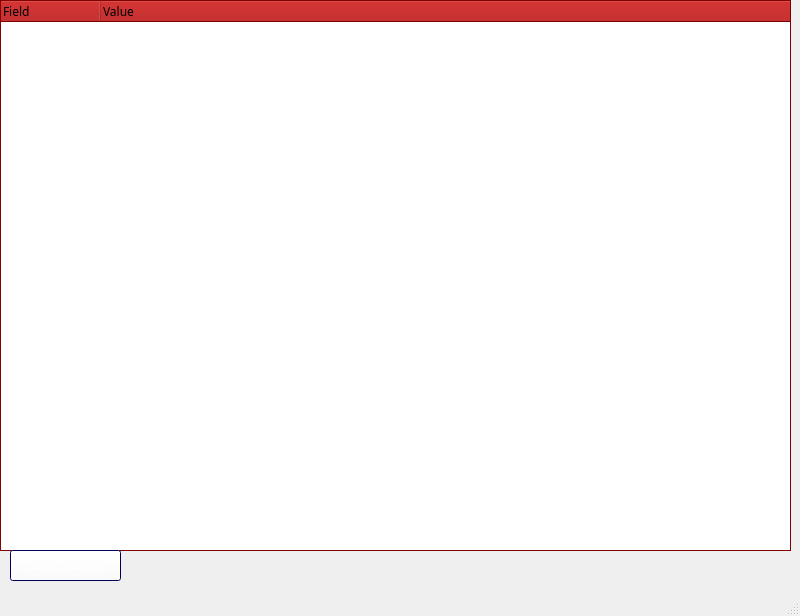
Qt form form.ui (Rocky-tsol/git-vantron-manager) before a commit.
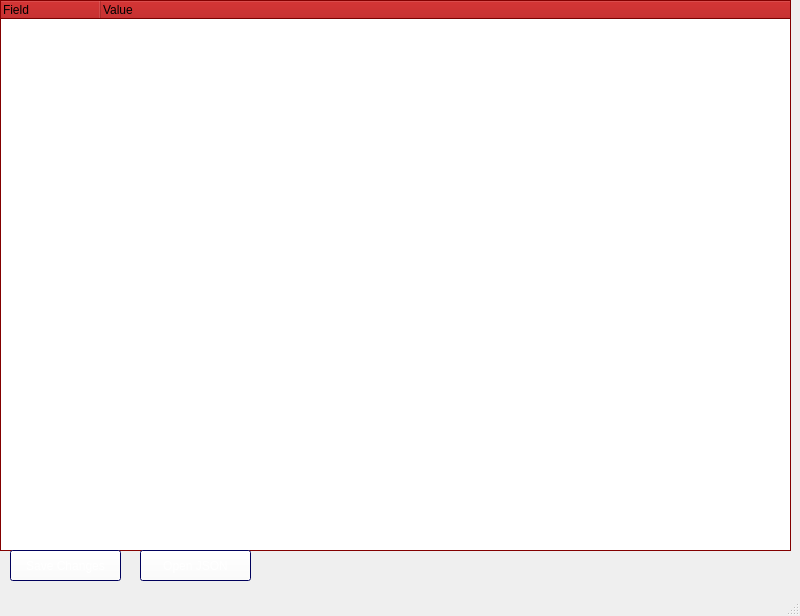
The same form after that commit.

Commit message: Add validation check for spaces before and after strings, and blank fields. Add file dialog

```diff
--- a/form.ui
+++ b/form.ui
@@ -512,7 +512,7 @@
     </property>
     <property name="font">
      <font>
-      <family>Yu Gothic</family>
+      <family>Segoe UI</family>
      </font>
     </property>
     <property name="cursor" stdset="0">
@@ -1033,7 +1033,7 @@
     </property>
     <property name="font">
      <font>
-      <family>Yu Gothic</family>
+      <family>Segoe UI</family>
       <pointsize>9</pointsize>
      </font>
     </property>
@@ -1044,6 +1044,497 @@
      <string>Save Changes</string>
     </property>
    </widget>
+   <widget class="QPushButton" name="openjsonbutton">
+    <property name="geometry">
+     <rect>
+      <x>140</x>
+      <y>550</y>
+      <width>111</width>
+      <height>31</height>
+     </rect>
+    </property>
+    <property name="palette">
+     <palette>
+      <active>
+       <colorrole role="WindowText">
+        <brush brushstyle="SolidPattern">
+         <color alpha="255">
+          <red>255</red>
+          <green>255</green>
+          <blue>255</blue>
+         </color>
+        </brush>
+       </colorrole>
+       <colorrole role="Button">
+        <brush brushstyle="SolidPattern">
+         <color alpha="255">
+          <red>255</red>
+          <green>255</green>
+          <blue>255</blue>
+         </color>
+        </brush>
+       </colorrole>
+       <colorrole role="Light">
+        <brush brushstyle="SolidPattern">
+         <color alpha="255">
+          <red>0</red>
+          <green>0</green>
+          <blue>190</blue>
+         </color>
+        </brush>
+       </colorrole>
+       <colorrole role="Midlight">
+        <brush brushstyle="SolidPattern">
+         <color alpha="255">
+          <red>0</red>
+          <green>0</green>
+          <blue>158</blue>
+         </color>
+        </brush>
+       </colorrole>
+       <colorrole role="Dark">
+        <brush brushstyle="SolidPattern">
+         <color alpha="255">
+          <red>0</red>
+          <green>0</green>
+          <blue>63</blue>
+         </color>
+        </brush>
+       </colorrole>
+       <colorrole role="Mid">
+        <brush brushstyle="SolidPattern">
+         <color alpha="255">
+          <red>0</red>
+          <green>0</green>
+          <blue>85</blue>
+         </color>
+        </brush>
+       </colorrole>
+       <colorrole role="Text">
+        <brush brushstyle="SolidPattern">
+         <color alpha="255">
+          <red>255</red>
+          <green>255</green>
+          <blue>255</blue>
+         </color>
+        </brush>
+       </colorrole>
+       <colorrole role="BrightText">
+        <brush brushstyle="SolidPattern">
+         <color alpha="255">
+          <red>255</red>
+          <green>255</green>
+          <blue>255</blue>
+         </color>
+        </brush>
+       </colorrole>
+       <colorrole role="ButtonText">
+        <brush brushstyle="SolidPattern">
+         <color alpha="255">
+          <red>255</red>
+          <green>255</green>
+          <blue>255</blue>
+         </color>
+        </brush>
+       </colorrole>
+       <colorrole role="Base">
+        <brush brushstyle="SolidPattern">
+         <color alpha="255">
+          <red>0</red>
+          <green>0</green>
+          <blue>127</blue>
+         </color>
+        </brush>
+       </colorrole>
+       <colorrole role="Window">
+        <brush brushstyle="SolidPattern">
+         <color alpha="255">
+          <red>0</red>
+          <green>0</green>
+          <blue>127</blue>
+         </color>
+        </brush>
+       </colorrole>
+       <colorrole role="Shadow">
+        <brush brushstyle="SolidPattern">
+         <color alpha="255">
+          <red>0</red>
+          <green>0</green>
+          <blue>0</blue>
+         </color>
+        </brush>
+       </colorrole>
+       <colorrole role="AlternateBase">
+        <brush brushstyle="SolidPattern">
+         <color alpha="255">
+          <red>0</red>
+          <green>0</green>
+          <blue>63</blue>
+         </color>
+        </brush>
+       </colorrole>
+       <colorrole role="ToolTipBase">
+        <brush brushstyle="SolidPattern">
+         <color alpha="255">
+          <red>255</red>
+          <green>255</green>
+          <blue>220</blue>
+         </color>
+        </brush>
+       </colorrole>
+       <colorrole role="ToolTipText">
+        <brush brushstyle="SolidPattern">
+         <color alpha="255">
+          <red>0</red>
+          <green>0</green>
+          <blue>0</blue>
+         </color>
+        </brush>
+       </colorrole>
+       <colorrole role="PlaceholderText">
+        <brush brushstyle="SolidPattern">
+         <color alpha="127">
+          <red>255</red>
+          <green>255</green>
+          <blue>255</blue>
+         </color>
+        </brush>
+       </colorrole>
+       <colorrole role="Accent">
+        <brush brushstyle="SolidPattern">
+         <color alpha="255">
+          <red>0</red>
+          <green>0</green>
+          <blue>0</blue>
+         </color>
+        </brush>
+       </colorrole>
+      </active>
+      <inactive>
+       <colorrole role="WindowText">
+        <brush brushstyle="SolidPattern">
+         <color alpha="255">
+          <red>255</red>
+          <green>255</green>
+          <blue>255</blue>
+         </color>
+        </brush>
+       </colorrole>
+       <colorrole role="Button">
+        <brush brushstyle="SolidPattern">
+         <color alpha="255">
+          <red>255</red>
+          <green>255</green>
+          <blue>255</blue>
+         </color>
+        </brush>
+       </colorrole>
+       <colorrole role="Light">
+        <brush brushstyle="SolidPattern">
+         <color alpha="255">
+          <red>0</red>
+          <green>0</green>
+          <blue>190</blue>
+         </color>
+        </brush>
+       </colorrole>
+       <colorrole role="Midlight">
+        <brush brushstyle="SolidPattern">
+         <color alpha="255">
+          <red>0</red>
+          <green>0</green>
+          <blue>158</blue>
+         </color>
+        </brush>
+       </colorrole>
+       <colorrole role="Dark">
+        <brush brushstyle="SolidPattern">
+         <color alpha="255">
+          <red>0</red>
+          <green>0</green>
+          <blue>63</blue>
+         </color>
+        </brush>
+       </colorrole>
+       <colorrole role="Mid">
+        <brush brushstyle="SolidPattern">
+         <color alpha="255">
+          <red>0</red>
+          <green>0</green>
+          <blue>85</blue>
+         </color>
+        </brush>
+       </colorrole>
+       <colorrole role="Text">
+        <brush brushstyle="SolidPattern">
+         <color alpha="255">
+          <red>255</red>
+          <green>255</green>
+          <blue>255</blue>
+         </color>
+        </brush>
+       </colorrole>
+       <colorrole role="BrightText">
+        <brush brushstyle="SolidPattern">
+         <color alpha="255">
+          <red>255</red>
+          <green>255</green>
+          <blue>255</blue>
+         </color>
+        </brush>
+       </colorrole>
+       <colorrole role="ButtonText">
+        <brush brushstyle="SolidPattern">
+         <color alpha="255">
+          <red>255</red>
+          <green>255</green>
+          <blue>255</blue>
+         </color>
+        </brush>
+       </colorrole>
+       <colorrole role="Base">
+        <brush brushstyle="SolidPattern">
+         <color alpha="255">
+          <red>0</red>
+          <green>0</green>
+          <blue>127</blue>
+         </color>
+        </brush>
+       </colorrole>
+       <colorrole role="Window">
+        <brush brushstyle="SolidPattern">
+         <color alpha="255">
+          <red>0</red>
+          <green>0</green>
+          <blue>127</blue>
+         </color>
+        </brush>
+       </colorrole>
+       <colorrole role="Shadow">
+        <brush brushstyle="SolidPattern">
+         <color alpha="255">
+          <red>0</red>
+          <green>0</green>
+          <blue>0</blue>
+         </color>
+        </brush>
+       </colorrole>
+       <colorrole role="AlternateBase">
+        <brush brushstyle="SolidPattern">
+         <color alpha="255">
+          <red>0</red>
+          <green>0</green>
+          <blue>63</blue>
+         </color>
+        </brush>
+       </colorrole>
+       <colorrole role="ToolTipBase">
+        <brush brushstyle="SolidPattern">
+         <color alpha="255">
+          <red>255</red>
+          <green>255</green>
+          <blue>220</blue>
+         </color>
+        </brush>
+       </colorrole>
+       <colorrole role="ToolTipText">
+        <brush brushstyle="SolidPattern">
+         <color alpha="255">
+          <red>0</red>
+          <green>0</green>
+          <blue>0</blue>
+         </color>
+        </brush>
+       </colorrole>
+       <colorrole role="PlaceholderText">
+        <brush brushstyle="SolidPattern">
+         <color alpha="127">
+          <red>255</red>
+          <green>255</green>
+          <blue>255</blue>
+         </color>
+        </brush>
+       </colorrole>
+       <colorrole role="Accent">
+        <brush brushstyle="SolidPattern">
+         <color alpha="255">
+          <red>0</red>
+          <green>0</green>
+          <blue>0</blue>
+         </color>
+        </brush>
+       </colorrole>
+      </inactive>
+      <disabled>
+       <colorrole role="WindowText">
+        <brush brushstyle="SolidPattern">
+         <color alpha="255">
+          <red>0</red>
+          <green>0</green>
+          <blue>63</blue>
+         </color>
+        </brush>
+       </colorrole>
+       <colorrole role="Button">
+        <brush brushstyle="SolidPattern">
+         <color alpha="255">
+          <red>255</red>
+          <green>255</green>
+          <blue>255</blue>
+         </color>
+        </brush>
+       </colorrole>
+       <colorrole role="Light">
+        <brush brushstyle="SolidPattern">
+         <color alpha="255">
+          <red>0</red>
+          <green>0</green>
+          <blue>190</blue>
+         </color>
+        </brush>
+       </colorrole>
+       <colorrole role="Midlight">
+        <brush brushstyle="SolidPattern">
+         <color alpha="255">
+          <red>0</red>
+          <green>0</green>
+          <blue>158</blue>
+         </color>
+        </brush>
+       </colorrole>
+       <colorrole role="Dark">
+        <brush brushstyle="SolidPattern">
+         <color alpha="255">
+          <red>0</red>
+          <green>0</green>
+          <blue>63</blue>
+         </color>
+        </brush>
+       </colorrole>
+       <colorrole role="Mid">
+        <brush brushstyle="SolidPattern">
+         <color alpha="255">
+          <red>0</red>
+          <green>0</green>
+          <blue>85</blue>
+         </color>
+        </brush>
+       </colorrole>
+       <colorrole role="Text">
+        <brush brushstyle="SolidPattern">
+         <color alpha="255">
+          <red>0</red>
+          <green>0</green>
+          <blue>63</blue>
+         </color>
+        </brush>
+       </colorrole>
+       <colorrole role="BrightText">
+        <brush brushstyle="SolidPattern">
+         <color alpha="255">
+          <red>255</red>
+          <green>255</green>
+          <blue>255</blue>
+         </color>
+        </brush>
+       </colorrole>
+       <colorrole role="ButtonText">
+        <brush brushstyle="SolidPattern">
+         <color alpha="255">
+          <red>0</red>
+          <green>0</green>
+          <blue>63</blue>
+         </color>
+        </brush>
+       </colorrole>
+       <colorrole role="Base">
+        <brush brushstyle="SolidPattern">
+         <color alpha="255">
+          <red>0</red>
+          <green>0</green>
+          <blue>127</blue>
+         </color>
+        </brush>
+       </colorrole>
+       <colorrole role="Window">
+        <brush brushstyle="SolidPattern">
+         <color alpha="255">
+          <red>0</red>
+          <green>0</green>
+          <blue>127</blue>
+         </color>
+        </brush>
+       </colorrole>
+       <colorrole role="Shadow">
+        <brush brushstyle="SolidPattern">
+         <color alpha="255">
+          <red>0</red>
+          <green>0</green>
+          <blue>0</blue>
+         </color>
+        </brush>
+       </colorrole>
+       <colorrole role="AlternateBase">
+        <brush brushstyle="SolidPattern">
+         <color alpha="255">
+          <red>0</red>
+          <green>0</green>
+          <blue>127</blue>
+         </color>
+        </brush>
+       </colorrole>
+       <colorrole role="ToolTipBase">
+        <brush brushstyle="SolidPattern">
+         <color alpha="255">
+          <red>255</red>
+          <green>255</green>
+          <blue>220</blue>
+         </color>
+        </brush>
+       </colorrole>
+       <colorrole role="ToolTipText">
+        <brush brushstyle="SolidPattern">
+         <color alpha="255">
+          <red>0</red>
+          <green>0</green>
+          <blue>0</blue>
+         </color>
+        </brush>
+       </colorrole>
+       <colorrole role="PlaceholderText">
+        <brush brushstyle="SolidPattern">
+         <color alpha="127">
+          <red>0</red>
+          <green>0</green>
+          <blue>63</blue>
+         </color>
+        </brush>
+       </colorrole>
+       <colorrole role="Accent">
+        <brush brushstyle="SolidPattern">
+         <color alpha="255">
+          <red>0</red>
+          <green>0</green>
+          <blue>89</blue>
+         </color>
+        </brush>
+       </colorrole>
+      </disabled>
+     </palette>
+    </property>
+    <property name="font">
+     <font>
+      <family>Segoe UI</family>
+      <pointsize>9</pointsize>
+     </font>
+    </property>
+    <property name="cursor">
+     <cursorShape>PointingHandCursor</cursorShape>
+    </property>
+    <property name="text">
+     <string>Open JSON</string>
+    </property>
+   </widget>
   </widget>
   <widget class="QMenuBar" name="menubar">
    <property name="geometry">
```
The commit also changes 3 other files.
